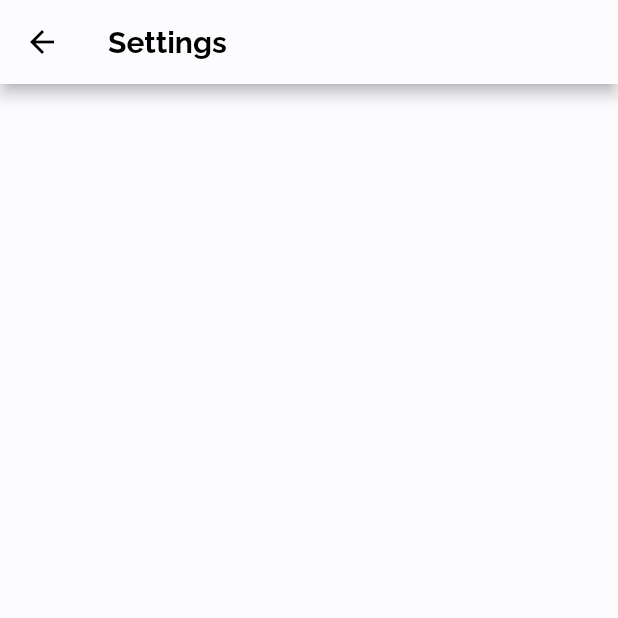
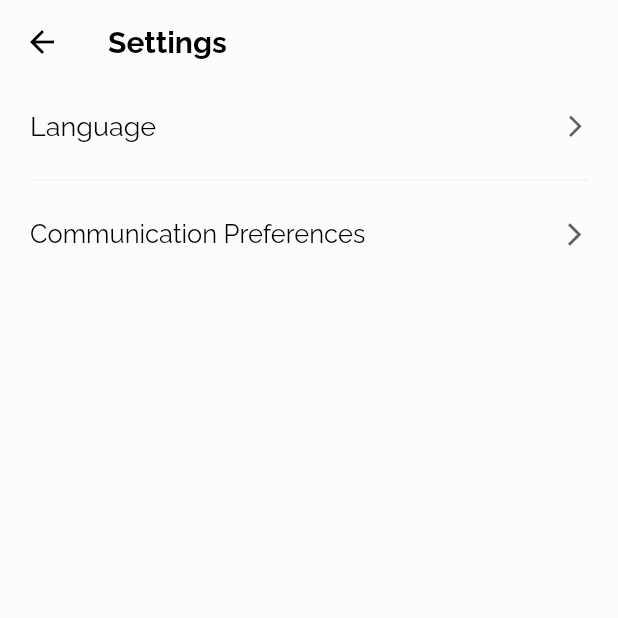
Before and after one commit to afrobeezy/Meals-App, a Flutter app: the SettingsScreen screen opened directly, on a phone screen of 412 x 824 dp, the top half of it. Run offline on Flutter 3.47's test engine with Material 2 defaults, Android fonts, the phone set to English and light mode, and no system bars; our stand-ins replace cached_network_image, cloud_firestore, country_code_picker, firebase_auth, firebase_core, flutter_icons and 5 more; missing offline and left inert: dart:ffi; accounts and stored records are empty; generated files the repository leaves out were written again.

Commit message:
Designed settings screen

```diff
--- a/lib/screens/settings_screen.dart
+++ b/lib/screens/settings_screen.dart
@@ -1,4 +1,7 @@
 import 'package:flutter/material.dart';
+import 'package:flutter/cupertino.dart';
+import 'package:mealsapp/screens/language_screen.dart';
+import 'package:mealsapp/screens/communications_preference.dart';
 
 class SettingsScreen extends StatelessWidget {
   static const routeName = '/settings';
@@ -6,12 +9,77 @@ class SettingsScreen extends StatelessWidget {
   Widget build(BuildContext context) {
     return Scaffold(
       appBar: AppBar(
+        elevation: 0,
         title: Text(
           'Settings',
           style: TextStyle(color: Theme.of(context).focusColor),
         ),
         iconTheme: IconThemeData(color: Theme.of(context).focusColor),
       ),
+      body: SafeArea(
+        child: Padding(
+          padding: EdgeInsets.only(left: 20, right: 20),
+          child: Column(
+            children: [
+              ListTile(
+                contentPadding: EdgeInsets.zero,
+                focusColor: Colors.transparent,
+                selectedTileColor: Colors.transparent,
+                onTap: () {
+                  Navigator.push(
+                    context,
+                    CupertinoPageRoute(
+                      builder: (context) => LanguageScreen(),
+                    ),
+                  );
+                },
+                title: Text(
+                  'Language',
+                  style: TextStyle(
+                      fontFamily: 'Raleway',
+                      fontWeight: FontWeight.w500,
+                      fontSize: 18,
+                      color: Theme.of(context).focusColor),
+                ),
+                trailing: Icon(
+                  Icons.arrow_forward_ios_outlined,
+                  color: Colors.grey[700],
+                  size: 17,
+                ),
+              ),
+              Divider(
+                color: Colors.grey[200],
+              ),
+              ListTile(
+                contentPadding: EdgeInsets.zero,
+                focusColor: Colors.transparent,
+                selectedTileColor: Colors.transparent,
+                onTap: () {
+                  Navigator.push(
+                    context,
+                    CupertinoPageRoute(
+                      builder: (context) => CommunicationsPreference(),
+                    ),
+                  );
+                },
+                title: Text(
+                  'Communication Preferences',
+                  style: TextStyle(
+                      fontFamily: 'Raleway',
+                      fontWeight: FontWeight.w500,
+                      fontSize: 17,
+                      color: Theme.of(context).focusColor),
+                ),
+                trailing: Icon(
+                  Icons.arrow_forward_ios_outlined,
+                  color: Colors.grey[700],
+                  size: 18,
+                ),
+              ),
+            ],
+          ),
+        ),
+      ),
     );
   }
 }
```
